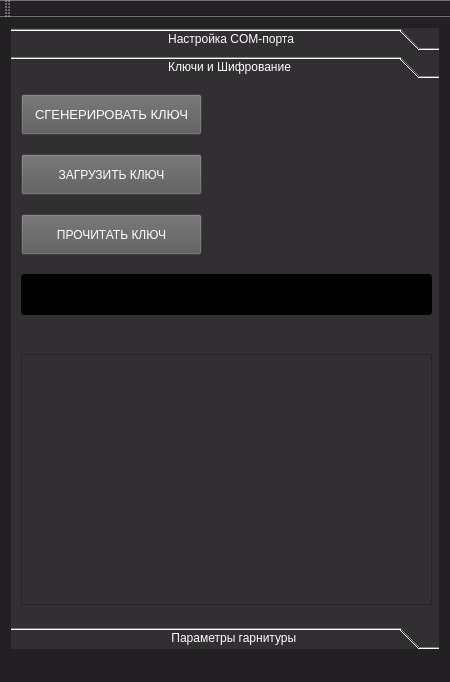
Before: the Qt Designer form ApplicBeta/mainwindow.ui in SlavaZhuck/HandsFree_Qt, drawn with Qt 5.
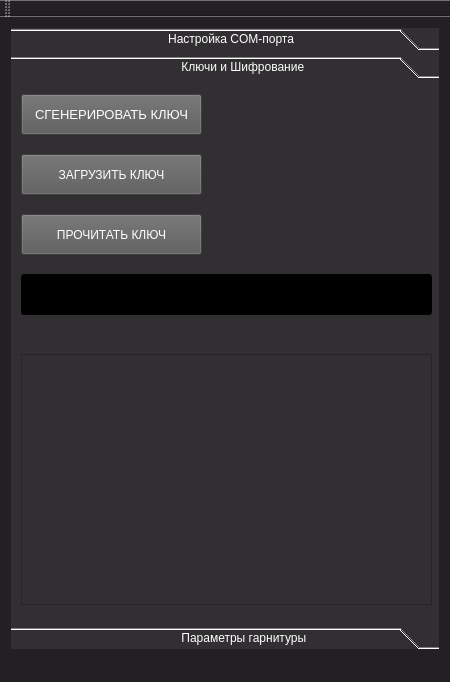
After: the same form once the commit is applied. The open tabs and pages were chosen to show the change.

```diff
--- a/ApplicBeta/mainwindow.ui
+++ b/ApplicBeta/mainwindow.ui
@@ -278,7 +278,7 @@
         </rect>
        </property>
        <attribute name="label">
-        <string>                                              Ключи и Шифрование</string>
+        <string>                                                  Ключи и Шифрование</string>
        </attribute>
        <widget class="QPushButton" name="pushButton">
         <property name="geometry">
@@ -371,7 +371,7 @@
         </rect>
        </property>
        <attribute name="label">
-        <string>                                               Параметры гарнитуры</string>
+        <string>                                                  Параметры гарнитуры</string>
        </attribute>
       </widget>
      </widget>
```
Left out of the diff: 8 changed lines with no effect on the pictures.
